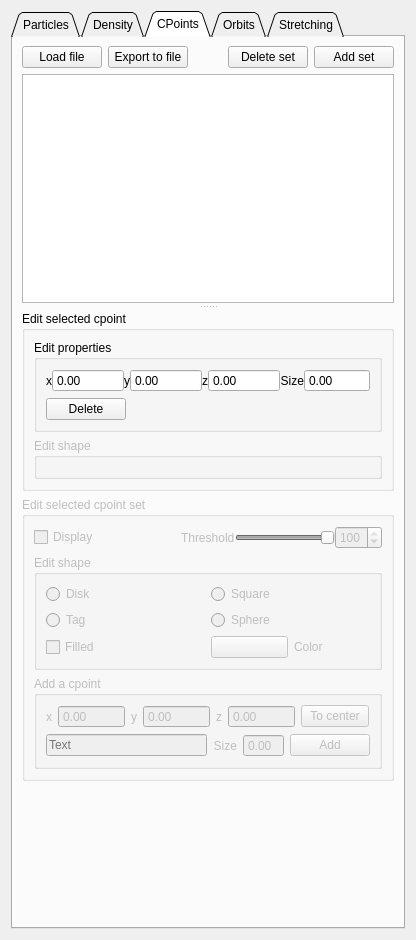
Before: the Qt Designer form src/formobjectcontrol.ui in jcldc/glnemo2, drawn with Qt 5.
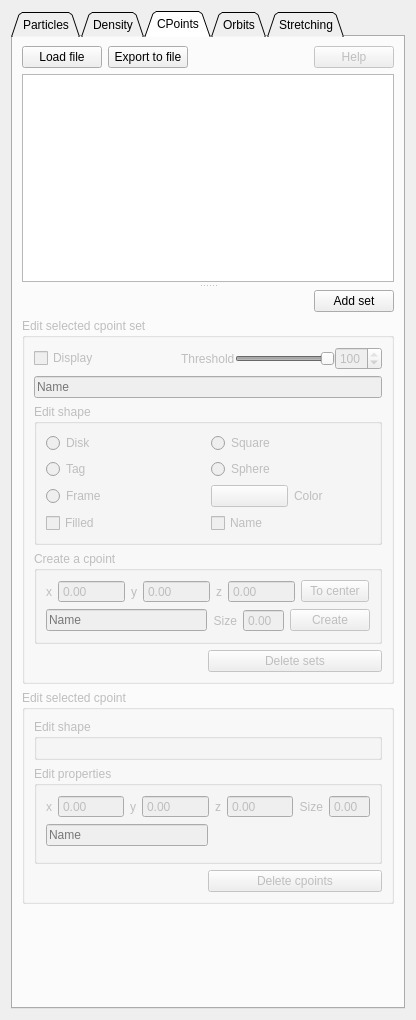
After: the same form once the commit is applied. Icons and pictures are not drawn.

Commit message: Change layout and cpoints edition

Diff of the .ui file:
```diff
--- a/src/formobjectcontrol.ui
+++ b/src/formobjectcontrol.ui
@@ -7,7 +7,7 @@
     <x>0</x>
     <y>0</y>
     <width>416</width>
-    <height>940</height>
+    <height>1020</height>
    </rect>
   </property>
   <property name="sizePolicy">
@@ -1053,28 +1053,18 @@
           </spacer>
          </item>
          <item>
-          <widget class="QPushButton" name="delete_cpointset">
-           <property name="toolTip">
-            <string>Delete selected cpointset (hold shift to bypass confirmation)</string>
+          <widget class="QPushButton" name="pushButton">
+           <property name="enabled">
+            <bool>false</bool>
            </property>
-           <property name="text">
-            <string>Delete set</string>
-           </property>
-          </widget>
-         </item>
-         <item>
-          <widget class="QPushButton" name="add_cpointset">
            <property name="sizePolicy">
-            <sizepolicy hsizetype="Fixed" vsizetype="Fixed">
+            <sizepolicy hsizetype="Minimum" vsizetype="Fixed">
              <horstretch>0</horstretch>
              <verstretch>0</verstretch>
             </sizepolicy>
            </property>
-           <property name="toolTip">
-            <string>Create a new cpointset</string>
-           </property>
            <property name="text">
-            <string>Add set</string>
+            <string>Help</string>
            </property>
           </widget>
          </item>
@@ -1115,189 +1105,12 @@
          <widget class="QWidget" name="verticalLayoutWidget">
           <layout class="QVBoxLayout" name="verticalLayout_5">
            <item>
-            <widget class="QGroupBox" name="edit_cpoint_groupbox">
-             <property name="enabled">
-              <bool>true</bool>
-             </property>
-             <property name="sizePolicy">
-              <sizepolicy hsizetype="Ignored" vsizetype="Fixed">
-               <horstretch>0</horstretch>
-               <verstretch>0</verstretch>
-              </sizepolicy>
-             </property>
-             <property name="title">
-              <string>Edit selected cpoint</string>
-             </property>
-             <property name="flat">
-              <bool>false</bool>
-             </property>
-             <property name="checkable">
-              <bool>false</bool>
-             </property>
-             <layout class="QVBoxLayout" name="verticalLayout_3">
-              <item>
-               <widget class="QGroupBox" name="groupBox_13">
-                <property name="sizePolicy">
-                 <sizepolicy hsizetype="Preferred" vsizetype="Preferred">
-                  <horstretch>0</horstretch>
-                  <verstretch>0</verstretch>
-                 </sizepolicy>
-                </property>
-                <property name="title">
-                 <string>Edit properties</string>
-                </property>
-                <layout class="QVBoxLayout" name="verticalLayout_4">
-                 <item>
-                  <widget class="QFrame" name="edit_cpoint_properties">
-                   <property name="frameShape">
-                    <enum>QFrame::NoFrame</enum>
-                   </property>
-                   <property name="frameShadow">
-                    <enum>QFrame::Raised</enum>
-                   </property>
-                   <layout class="QHBoxLayout" name="horizontalLayout_10">
+            <layout class="QHBoxLayout" name="horizontalLayout_11">
                     <property name="spacing">
                      <number>0</number>
                     </property>
-                    <property name="leftMargin">
-                     <number>0</number>
-                    </property>
-                    <property name="topMargin">
-                     <number>0</number>
-                    </property>
-                    <property name="rightMargin">
-                     <number>0</number>
-                    </property>
-                    <property name="bottomMargin">
-                     <number>0</number>
-                    </property>
                     <item>
-                     <widget class="QLabel" name="label_18">
-                      <property name="sizePolicy">
-                       <sizepolicy hsizetype="Maximum" vsizetype="Preferred">
-                        <horstretch>0</horstretch>
-                        <verstretch>0</verstretch>
-                       </sizepolicy>
-                      </property>
-                      <property name="text">
-                       <string>x</string>
-                      </property>
-                      <property name="alignment">
-                       <set>Qt::AlignRight|Qt::AlignTrailing|Qt::AlignVCenter</set>
-                      </property>
-                     </widget>
-                    </item>
-                    <item>
-                     <widget class="QDoubleSpinBox" name="edit_cpoint_coords_x">
-                      <property name="buttonSymbols">
-                       <enum>QAbstractSpinBox::NoButtons</enum>
-                      </property>
-                      <property name="minimum">
-                       <double>-100000000000000096986267123712.000000000000000</double>
-                      </property>
-                      <property name="maximum">
-                       <double>9999999999999999583119736832.000000000000000</double>
-                      </property>
-                     </widget>
-                    </item>
-                    <item>
-                     <widget class="QLabel" name="label_19">
-                      <property name="sizePolicy">
-                       <sizepolicy hsizetype="Maximum" vsizetype="Preferred">
-                        <horstretch>0</horstretch>
-                        <verstretch>0</verstretch>
-                       </sizepolicy>
-                      </property>
-                      <property name="text">
-                       <string>y</string>
-                      </property>
-                      <property name="alignment">
-                       <set>Qt::AlignRight|Qt::AlignTrailing|Qt::AlignVCenter</set>
-                      </property>
-                     </widget>
-                    </item>
-                    <item>
-                     <widget class="QDoubleSpinBox" name="edit_cpoint_coords_y">
-                      <property name="buttonSymbols">
-                       <enum>QAbstractSpinBox::NoButtons</enum>
-                      </property>
-                      <property name="minimum">
-                       <double>-100000000000000096986267123712.000000000000000</double>
-                      </property>
-                      <property name="maximum">
-                       <double>9999999999999999583119736832.000000000000000</double>
-                      </property>
-                     </widget>
-                    </item>
-                    <item>
-                     <widget class="QLabel" name="label_20">
-                      <property name="sizePolicy">
-                       <sizepolicy hsizetype="Maximum" vsizetype="Preferred">
-                        <horstretch>0</horstretch>
-                        <verstretch>0</verstretch>
-                       </sizepolicy>
-                      </property>
-                      <property name="text">
-                       <string>z</string>
-                      </property>
-                      <property name="alignment">
-                       <set>Qt::AlignRight|Qt::AlignTrailing|Qt::AlignVCenter</set>
-                      </property>
-                     </widget>
-                    </item>
-                    <item>
-                     <widget class="QDoubleSpinBox" name="edit_cpoint_coords_z">
-                      <property name="buttonSymbols">
-                       <enum>QAbstractSpinBox::NoButtons</enum>
-                      </property>
-                      <property name="minimum">
-                       <double>-100000000000000096986267123712.000000000000000</double>
-                      </property>
-                      <property name="maximum">
-                       <double>9999999999999999583119736832.000000000000000</double>
-                      </property>
-                     </widget>
-                    </item>
-                    <item>
-                     <widget class="QLabel" name="label_21">
-                      <property name="sizePolicy">
-                       <sizepolicy hsizetype="Maximum" vsizetype="Preferred">
-                        <horstretch>0</horstretch>
-                        <verstretch>0</verstretch>
-                       </sizepolicy>
-                      </property>
-                      <property name="text">
-                       <string>Size</string>
-                      </property>
-                      <property name="alignment">
-                       <set>Qt::AlignRight|Qt::AlignTrailing|Qt::AlignVCenter</set>
-                      </property>
-                     </widget>
-                    </item>
-                    <item>
-                     <widget class="QDoubleSpinBox" name="edit_cpoint_size">
-                      <property name="buttonSymbols">
-                       <enum>QAbstractSpinBox::NoButtons</enum>
-                      </property>
-                     </widget>
-                    </item>
-                   </layout>
-                  </widget>
-                 </item>
-                 <item>
-                  <layout class="QHBoxLayout" name="horizontalLayout_9">
-                   <property name="topMargin">
-                    <number>0</number>
-                   </property>
-                   <item>
-                    <widget class="QPushButton" name="delete_cpoint_btn">
-                     <property name="text">
-                      <string>Delete</string>
-                     </property>
-                    </widget>
-                   </item>
-                   <item>
-                    <spacer name="horizontalSpacer_6">
+              <spacer name="horizontalSpacer_5">
                      <property name="orientation">
                       <enum>Qt::Horizontal</enum>
                      </property>
@@ -1309,27 +1122,29 @@
                      </property>
                     </spacer>
                    </item>
-                  </layout>
-                 </item>
-                </layout>
-               </widget>
-              </item>
               <item>
-               <widget class="QGroupBox" name="groupBox_12">
-                <property name="enabled">
+              <widget class="QPushButton" name="add_cpointset">
+               <property name="sizePolicy">
+                <sizepolicy hsizetype="Fixed" vsizetype="Fixed">
+                 <horstretch>0</horstretch>
+                 <verstretch>0</verstretch>
+                </sizepolicy>
+               </property>
+               <property name="toolTip">
+                <string>Create a new cpointset</string>
+               </property>
+               <property name="text">
+                <string>Add set</string>
+               </property>
+               <property name="checkable">
                  <bool>false</bool>
                 </property>
-                <property name="title">
-                 <string>Edit shape</string>
-                </property>
-                <layout class="QGridLayout" name="gridLayout_15"/>
                </widget>
               </item>
              </layout>
-            </widget>
            </item>
            <item>
-            <widget class="QGroupBox" name="edit_cpointset_groupbox">
+            <widget class="QGroupBox" name="edit_cpointset_parent_box">
              <property name="enabled">
               <bool>false</bool>
              </property>
@@ -1350,6 +1165,27 @@
              </property>
              <layout class="QVBoxLayout" name="verticalLayout_2">
               <item>
+               <widget class="QFrame" name="edit_cpointset_box">
+                <property name="frameShape">
+                 <enum>QFrame::NoFrame</enum>
+                </property>
+                <property name="frameShadow">
+                 <enum>QFrame::Raised</enum>
+                </property>
+                <layout class="QVBoxLayout" name="verticalLayout_8">
+                 <property name="leftMargin">
+                  <number>0</number>
+                 </property>
+                 <property name="topMargin">
+                  <number>0</number>
+                 </property>
+                 <property name="rightMargin">
+                  <number>0</number>
+                 </property>
+                 <property name="bottomMargin">
+                  <number>0</number>
+                 </property>
+                 <item>
                <layout class="QHBoxLayout" name="horizontalLayout_5">
                 <property name="spacing">
                  <number>0</number>
@@ -1357,7 +1193,7 @@
                 <item>
                  <widget class="QCheckBox" name="cpoints_display_cbx">
                   <property name="toolTip">
-                   <string>Toggle display cpointset</string>
+                      <string>Display cpointset</string>
                   </property>
                   <property name="text">
                    <string>Display</string>
@@ -1379,6 +1215,9 @@
                 </item>
                 <item>
                  <widget class="QLabel" name="label_10">
+                     <property name="toolTip">
+                      <string>Threshold (percent of cpoints to show, sorted by size)</string>
+                     </property>
                   <property name="text">
                    <string>Threshold</string>
                   </property>
@@ -1420,6 +1259,9 @@
                     <verstretch>0</verstretch>
                    </sizepolicy>
                   </property>
+                     <property name="toolTip">
+                      <string>Threshold (percent of cpoints to show, sorted by size)</string>
+                     </property>
                   <property name="minimum">
                    <number>0</number>
                   </property>
@@ -1433,12 +1275,82 @@
                 </item>
                </layout>
               </item>
+                 <item>
+                  <widget class="QLineEdit" name="edit_cpointset_name">
+                   <property name="toolTip">
+                    <string>Name of the cpoint</string>
+                   </property>
+                   <property name="placeholderText">
+                    <string>Name</string>
+                   </property>
+                  </widget>
+                 </item>
               <item>
                <widget class="QGroupBox" name="groupBox_11">
                 <property name="title">
                  <string>Edit shape</string>
                 </property>
                 <layout class="QGridLayout" name="gridLayout_11">
+                    <item row="3" column="1">
+                     <layout class="QHBoxLayout" name="horizontalLayout_8">
+                      <item>
+                       <widget class="QPushButton" name="color_picker_button">
+                        <property name="sizePolicy">
+                         <sizepolicy hsizetype="Minimum" vsizetype="Minimum">
+                          <horstretch>0</horstretch>
+                          <verstretch>0</verstretch>
+                         </sizepolicy>
+                        </property>
+                        <property name="toolTip">
+                         <string>Set color of the selected cpointset</string>
+                        </property>
+                        <property name="text">
+                         <string/>
+                        </property>
+                       </widget>
+                      </item>
+                      <item>
+                       <widget class="QLabel" name="label_13">
+                        <property name="text">
+                         <string>Color</string>
+                        </property>
+                        <property name="alignment">
+                         <set>Qt::AlignLeading|Qt::AlignLeft|Qt::AlignVCenter</set>
+                        </property>
+                       </widget>
+                      </item>
+                     </layout>
+                    </item>
+                    <item row="3" column="0">
+                     <widget class="QRadioButton" name="shape_radio_frame">
+                      <property name="toolTip">
+                       <string>Change cpoints shape to frame</string>
+                      </property>
+                      <property name="text">
+                       <string>Frame</string>
+                      </property>
+                     </widget>
+                    </item>
+                    <item row="2" column="1">
+                     <widget class="QRadioButton" name="shape_radio_sphere">
+                      <property name="toolTip">
+                       <string>Change cpoints shape to sphere</string>
+                      </property>
+                      <property name="text">
+                       <string>Sphere</string>
+                      </property>
+                     </widget>
+                    </item>
+                    <item row="2" column="0">
+                     <widget class="QRadioButton" name="shape_radio_tag">
+                      <property name="toolTip">
+                       <string>Change cpoints shape to tag</string>
+                      </property>
+                      <property name="text">
+                       <string>Tag</string>
+                      </property>
+                     </widget>
+                    </item>
                  <item row="0" column="1">
                   <widget class="QRadioButton" name="shape_radio_square">
                    <property name="toolTip">
@@ -1459,17 +1371,17 @@
                    </property>
                   </widget>
                  </item>
-                 <item row="2" column="0">
-                  <widget class="QRadioButton" name="shape_radio_tag">
+                    <item row="4" column="1">
+                     <widget class="QCheckBox" name="shape_checkbox_name">
                    <property name="toolTip">
-                    <string>Change cpoints shape to tag</string>
+                       <string>Display cpoints name</string>
                    </property>
                    <property name="text">
-                    <string>Tag</string>
+                       <string>Name</string>
                    </property>
                   </widget>
                  </item>
-                 <item row="3" column="0">
+                    <item row="4" column="0">
                   <widget class="QCheckBox" name="shape_checkbox_filled">
                    <property name="toolTip">
                     <string>Toggle fill shape</string>
@@ -1479,46 +1391,6 @@
                    </property>
                   </widget>
                  </item>
-                 <item row="2" column="1">
-                  <widget class="QRadioButton" name="shape_radio_sphere">
-                   <property name="toolTip">
-                    <string>Change cpoints shape to arrow</string>
-                   </property>
-                   <property name="text">
-                    <string>Sphere</string>
-                   </property>
-                  </widget>
-                 </item>
-                 <item row="3" column="1">
-                  <layout class="QHBoxLayout" name="horizontalLayout_8">
-                   <item>
-                    <widget class="QPushButton" name="color_picker_button">
-                     <property name="sizePolicy">
-                      <sizepolicy hsizetype="Minimum" vsizetype="Minimum">
-                       <horstretch>0</horstretch>
-                       <verstretch>0</verstretch>
-                      </sizepolicy>
-                     </property>
-                     <property name="toolTip">
-                      <string>Set color of the selected cpointset</string>
-                     </property>
-                     <property name="text">
-                      <string/>
-                     </property>
-                    </widget>
-                   </item>
-                   <item>
-                    <widget class="QLabel" name="label_13">
-                     <property name="text">
-                      <string>Color</string>
-                     </property>
-                     <property name="alignment">
-                      <set>Qt::AlignLeading|Qt::AlignLeft|Qt::AlignVCenter</set>
-                     </property>
-                    </widget>
-                   </item>
-                  </layout>
-                 </item>
                 </layout>
                </widget>
               </item>
@@ -1531,7 +1403,7 @@
                  </sizepolicy>
                 </property>
                 <property name="title">
-                 <string>Add a cpoint</string>
+                    <string>Create a cpoint</string>
                 </property>
                 <layout class="QVBoxLayout" name="verticalLayout">
                  <item>
@@ -1628,6 +1500,9 @@
                    </item>
                    <item>
                     <widget class="QPushButton" name="add_cpoint_center_coord_btn">
+                        <property name="toolTip">
+                         <string>Set coordinates to center of the screen</string>
+                        </property>
                      <property name="text">
                       <string>To center</string>
                      </property>
@@ -1641,12 +1516,12 @@
                     <number>0</number>
                    </property>
                    <item>
-                    <widget class="QLineEdit" name="add_cpoint_text">
-                     <property name="enabled">
-                      <bool>false</bool>
+                       <widget class="QLineEdit" name="add_cpoint_name">
+                        <property name="toolTip">
+                         <string>Name of the cpoint</string>
                      </property>
                      <property name="placeholderText">
-                      <string>Text</string>
+                         <string>Name</string>
                      </property>
                     </widget>
                    </item>
@@ -1668,6 +1543,9 @@
                    </item>
                    <item>
                     <widget class="QDoubleSpinBox" name="add_cpoint_coords_size">
+                        <property name="toolTip">
+                         <string>Size of the cpoint</string>
+                        </property>
                      <property name="buttonSymbols">
                       <enum>QAbstractSpinBox::NoButtons</enum>
                      </property>
@@ -1685,7 +1563,7 @@
                       <string>Add a cpoint to selected cpointset</string>
                      </property>
                      <property name="text">
-                      <string>Add</string>
+                         <string>Create</string>
                      </property>
                     </widget>
                    </item>
@@ -1693,6 +1571,353 @@
                  </item>
                 </layout>
                </widget>
+                 </item>
+                </layout>
+               </widget>
+              </item>
+              <item>
+               <layout class="QHBoxLayout" name="delete_cpointset_layout">
+                <property name="spacing">
+                 <number>0</number>
+                </property>
+                <item>
+                 <spacer name="horizontalSpacer_7">
+                  <property name="orientation">
+                   <enum>Qt::Horizontal</enum>
+                  </property>
+                  <property name="sizeType">
+                   <enum>QSizePolicy::Expanding</enum>
+                  </property>
+                  <property name="sizeHint" stdset="0">
+                   <size>
+                    <width>40</width>
+                    <height>20</height>
+                   </size>
+                  </property>
+                 </spacer>
+                </item>
+                <item>
+                 <widget class="QPushButton" name="delete_cpointset_btn">
+                  <property name="sizePolicy">
+                   <sizepolicy hsizetype="Expanding" vsizetype="Fixed">
+                    <horstretch>0</horstretch>
+                    <verstretch>0</verstretch>
+                   </sizepolicy>
+                  </property>
+                  <property name="toolTip">
+                   <string>Delete selected cpointset (hold shift to ignore confirmation)</string>
+                  </property>
+                  <property name="text">
+                   <string>Delete sets</string>
+                  </property>
+                 </widget>
+                </item>
+               </layout>
+              </item>
+             </layout>
+            </widget>
+           </item>
+           <item>
+            <widget class="QGroupBox" name="edit_cpoint_parent_box">
+             <property name="enabled">
+              <bool>false</bool>
+             </property>
+             <property name="sizePolicy">
+              <sizepolicy hsizetype="Ignored" vsizetype="Fixed">
+               <horstretch>0</horstretch>
+               <verstretch>0</verstretch>
+              </sizepolicy>
+             </property>
+             <property name="title">
+              <string>Edit selected cpoint</string>
+             </property>
+             <property name="flat">
+              <bool>false</bool>
+             </property>
+             <property name="checkable">
+              <bool>false</bool>
+             </property>
+             <layout class="QVBoxLayout" name="verticalLayout_3">
+              <item>
+               <widget class="QFrame" name="edit_cpoint_box">
+                <property name="frameShape">
+                 <enum>QFrame::NoFrame</enum>
+                </property>
+                <property name="frameShadow">
+                 <enum>QFrame::Raised</enum>
+                </property>
+                <layout class="QVBoxLayout" name="verticalLayout_7">
+                 <property name="spacing">
+                  <number>6</number>
+                 </property>
+                 <property name="leftMargin">
+                  <number>0</number>
+                 </property>
+                 <property name="topMargin">
+                  <number>0</number>
+                 </property>
+                 <property name="rightMargin">
+                  <number>0</number>
+                 </property>
+                 <property name="bottomMargin">
+                  <number>0</number>
+                 </property>
+                 <item>
+                  <widget class="QGroupBox" name="groupBox_12">
+                   <property name="enabled">
+                    <bool>false</bool>
+                   </property>
+                   <property name="title">
+                    <string>Edit shape</string>
+                   </property>
+                   <layout class="QGridLayout" name="gridLayout_15"/>
+                  </widget>
+                 </item>
+                 <item>
+                  <widget class="QGroupBox" name="groupBox_13">
+                   <property name="sizePolicy">
+                    <sizepolicy hsizetype="Preferred" vsizetype="Preferred">
+                     <horstretch>0</horstretch>
+                     <verstretch>0</verstretch>
+                    </sizepolicy>
+                   </property>
+                   <property name="title">
+                    <string>Edit properties</string>
+                   </property>
+                   <layout class="QVBoxLayout" name="verticalLayout_4">
+                    <item>
+                     <layout class="QHBoxLayout" name="horizontalLayout_14">
+                      <property name="topMargin">
+                       <number>0</number>
+                      </property>
+                      <item>
+                       <widget class="QLabel" name="label_18">
+                        <property name="sizePolicy">
+                         <sizepolicy hsizetype="Maximum" vsizetype="Preferred">
+                          <horstretch>0</horstretch>
+                          <verstretch>0</verstretch>
+                         </sizepolicy>
+                        </property>
+                        <property name="text">
+                         <string>x</string>
+                        </property>
+                        <property name="alignment">
+                         <set>Qt::AlignRight|Qt::AlignTrailing|Qt::AlignVCenter</set>
+                        </property>
+                       </widget>
+                      </item>
+                      <item>
+                       <widget class="QDoubleSpinBox" name="edit_cpoint_coords_x">
+                        <property name="toolTip">
+                         <string>Edit x coordinate of selected cpoint</string>
+                        </property>
+                        <property name="buttonSymbols">
+                         <enum>QAbstractSpinBox::NoButtons</enum>
+                        </property>
+                        <property name="minimum">
+                         <double>-100000000000000096986267123712.000000000000000</double>
+                        </property>
+                        <property name="maximum">
+                         <double>9999999999999999583119736832.000000000000000</double>
+                        </property>
+                       </widget>
+                      </item>
+                      <item>
+                       <widget class="QLabel" name="label_19">
+                        <property name="sizePolicy">
+                         <sizepolicy hsizetype="Maximum" vsizetype="Preferred">
+                          <horstretch>0</horstretch>
+                          <verstretch>0</verstretch>
+                         </sizepolicy>
+                        </property>
+                        <property name="text">
+                         <string>y</string>
+                        </property>
+                        <property name="alignment">
+                         <set>Qt::AlignRight|Qt::AlignTrailing|Qt::AlignVCenter</set>
+                        </property>
+                       </widget>
+                      </item>
+                      <item>
+                       <widget class="QDoubleSpinBox" name="edit_cpoint_coords_y">
+                        <property name="toolTip">
+                         <string>Edit y coordinate of selected cpoint</string>
+                        </property>
+                        <property name="buttonSymbols">
+                         <enum>QAbstractSpinBox::NoButtons</enum>
+                        </property>
+                        <property name="minimum">
+                         <double>-100000000000000096986267123712.000000000000000</double>
+                        </property>
+                        <property name="maximum">
+                         <double>9999999999999999583119736832.000000000000000</double>
+                        </property>
+                       </widget>
+                      </item>
+                      <item>
+                       <widget class="QLabel" name="label_20">
+                        <property name="sizePolicy">
+                         <sizepolicy hsizetype="Maximum" vsizetype="Preferred">
+                          <horstretch>0</horstretch>
+                          <verstretch>0</verstretch>
+                         </sizepolicy>
+                        </property>
+                        <property name="text">
+                         <string>z</string>
+                        </property>
+                        <property name="alignment">
+                         <set>Qt::AlignRight|Qt::AlignTrailing|Qt::AlignVCenter</set>
+                        </property>
+                       </widget>
+                      </item>
+                      <item>
+                       <widget class="QDoubleSpinBox" name="edit_cpoint_coords_z">
+                        <property name="toolTip">
+                         <string>Edit z coordinate of selected cpoint</string>
+                        </property>
+                        <property name="buttonSymbols">
+                         <enum>QAbstractSpinBox::NoButtons</enum>
+                        </property>
+                        <property name="minimum">
+                         <double>-100000000000000096986267123712.000000000000000</double>
+                        </property>
+                        <property name="maximum">
+                         <double>9999999999999999583119736832.000000000000000</double>
+                        </property>
+                       </widget>
+                      </item>
+                      <item>
+                       <widget class="QLabel" name="label_21">
+                        <property name="sizePolicy">
+                         <sizepolicy hsizetype="Maximum" vsizetype="Preferred">
+                          <horstretch>0</horstretch>
+                          <verstretch>0</verstretch>
+                         </sizepolicy>
+                        </property>
+                        <property name="text">
+                         <string>Size</string>
+                        </property>
+                        <property name="alignment">
+                         <set>Qt::AlignRight|Qt::AlignTrailing|Qt::AlignVCenter</set>
+                        </property>
+                       </widget>
+                      </item>
+                      <item>
+                       <widget class="QDoubleSpinBox" name="edit_cpoint_size">
+                        <property name="toolTip">
+                         <string>Edit size of selected cpoint</string>
+                        </property>
+                        <property name="buttonSymbols">
+                         <enum>QAbstractSpinBox::NoButtons</enum>
+                        </property>
+                       </widget>
+                      </item>
+                     </layout>
+                    </item>
+                    <item>
+                     <layout class="QHBoxLayout" name="horizontalLayout_13">
+                      <property name="topMargin">
+                       <number>0</number>
+                      </property>
+                      <item>
+                       <widget class="QLineEdit" name="edit_cpoint_name">
+                        <property name="toolTip">
+                         <string>Name of the cpoint</string>
+                        </property>
+                        <property name="placeholderText">
+                         <string>Name</string>
+                        </property>
+                       </widget>
+                      </item>
+                      <item>
+                       <spacer name="horizontalSpacer_8">
+                        <property name="orientation">
+                         <enum>Qt::Horizontal</enum>
+                        </property>
+                        <property name="sizeType">
+                         <enum>QSizePolicy::Expanding</enum>
+                        </property>
+                        <property name="sizeHint" stdset="0">
+                         <size>
+                          <width>40</width>
+                          <height>20</height>
+                         </size>
+                        </property>
+                       </spacer>
+                      </item>
+                     </layout>
+                    </item>
+                    <item>
+                     <widget class="QFrame" name="edit_cpoint_properties">
+                      <property name="frameShape">
+                       <enum>QFrame::NoFrame</enum>
+                      </property>
+                      <property name="frameShadow">
+                       <enum>QFrame::Raised</enum>
+                      </property>
+                      <layout class="QHBoxLayout" name="horizontalLayout_10">
+                       <property name="spacing">
+                        <number>0</number>
+                       </property>
+                       <property name="leftMargin">
+                        <number>0</number>
+                       </property>
+                       <property name="topMargin">
+                        <number>0</number>
+                       </property>
+                       <property name="rightMargin">
+                        <number>0</number>
+                       </property>
+                       <property name="bottomMargin">
+                        <number>0</number>
+                       </property>
+                      </layout>
+                     </widget>
+                    </item>
+                   </layout>
+                  </widget>
+                 </item>
+                </layout>
+               </widget>
+              </item>
+              <item>
+               <layout class="QHBoxLayout" name="delete_cpoints_layout">
+                <property name="topMargin">
+                 <number>0</number>
+                </property>
+                <item>
+                 <spacer name="horizontalSpacer_6">
+                  <property name="orientation">
+                   <enum>Qt::Horizontal</enum>
+                  </property>
+                  <property name="sizeType">
+                   <enum>QSizePolicy::Expanding</enum>
+                  </property>
+                  <property name="sizeHint" stdset="0">
+                   <size>
+                    <width>40</width>
+                    <height>20</height>
+                   </size>
+                  </property>
+                 </spacer>
+                </item>
+                <item>
+                 <widget class="QPushButton" name="delete_cpoints_btn">
+                  <property name="sizePolicy">
+                   <sizepolicy hsizetype="Expanding" vsizetype="Fixed">
+                    <horstretch>0</horstretch>
+                    <verstretch>0</verstretch>
+                   </sizepolicy>
+                  </property>
+                  <property name="toolTip">
+                   <string>Delete selected cpoints</string>
+                  </property>
+                  <property name="text">
+                   <string>Delete cpoints</string>
+                  </property>
+                 </widget>
+                </item>
+               </layout>
               </item>
              </layout>
             </widget>
```
Left out of the diff: 2 changed lines with no effect on the pictures. Lines whose indentation alone changed are shown as unchanged. The commit also changes 5 other files.
